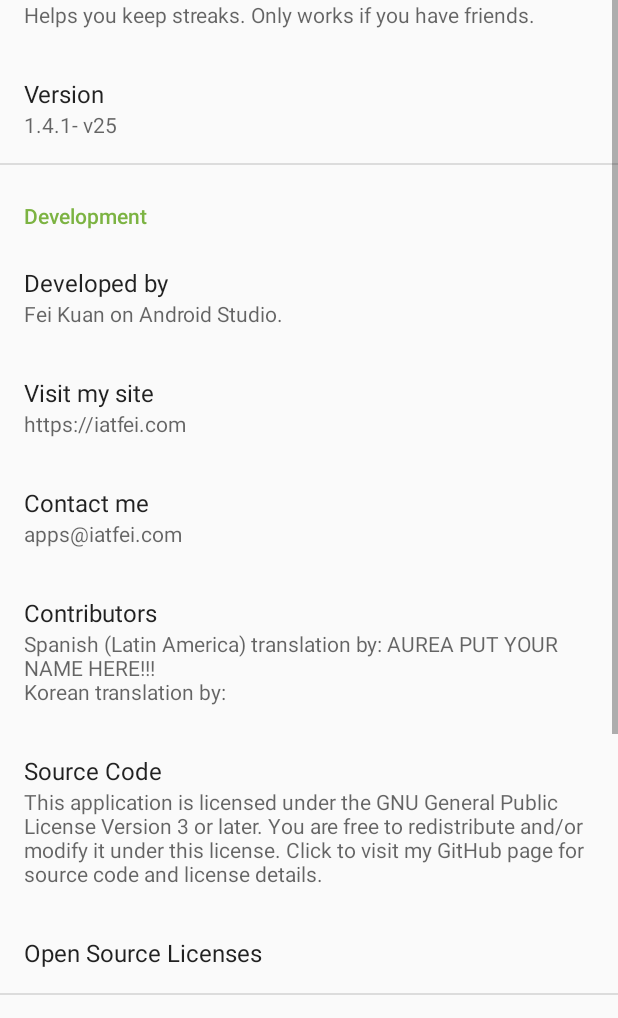
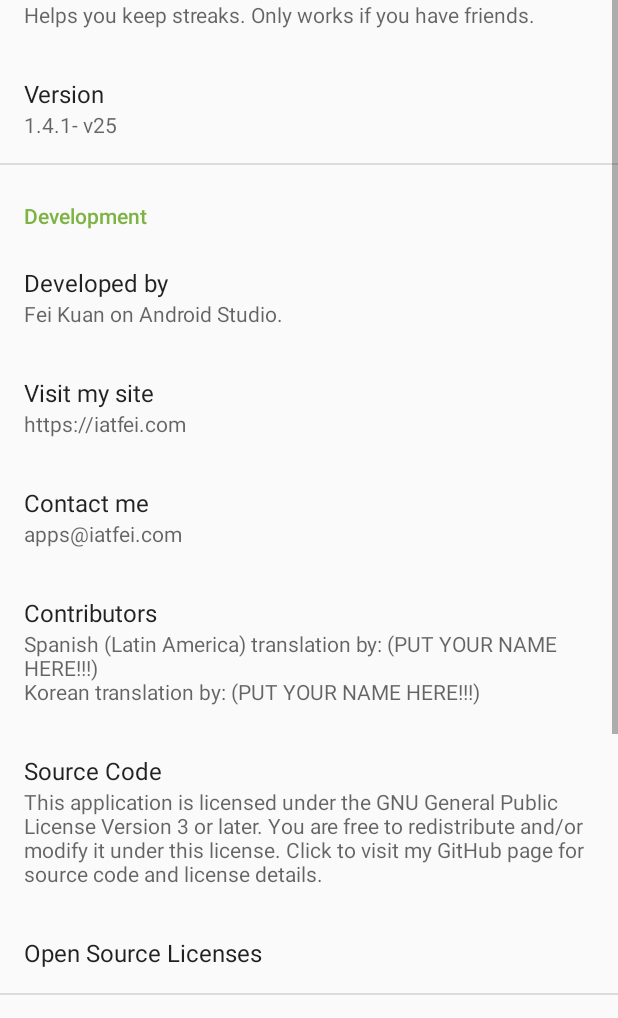
Before and after one commit to fei0316/snapstreak-alarm, an Android app: the NewAboutActivity screen opened directly, with no data from a screen before it, on a phone screen of 412 x 824 dp, the part 218-1236 px from its top. Run offline under Robolectric (Android 15) with nearby library versions, the light colour scheme and no system bars; our stand-ins replace androidx.preference.

Commit message:
Fastlane done

```diff
--- a/app/src/main/res/values/strings.xml
+++ b/app/src/main/res/values/strings.xml
@@ -103,7 +103,7 @@
     <string name="about_restart_title" translatable="false">RE:START</string>
     <string name="about_opensource_logolicense_title">Logo Licenses</string>
     <string name="about_special_thanks_title">Contributors</string>
-    <string name="about_special_thanks_content">Spanish (Latin America) translation by: AUREA PUT YOUR NAME HERE!!! \nKorean translation by: </string>
+    <string name="about_special_thanks_content">Spanish (Latin America) translation by: (PUT YOUR NAME HERE!!!) \nKorean translation by: (PUT YOUR NAME HERE!!!)</string>
 
     <!--Notification Schedule-->
     <string name="notifsched_title">Notification Schedule</string>
```
Also changed, not shown: 8 other files.
